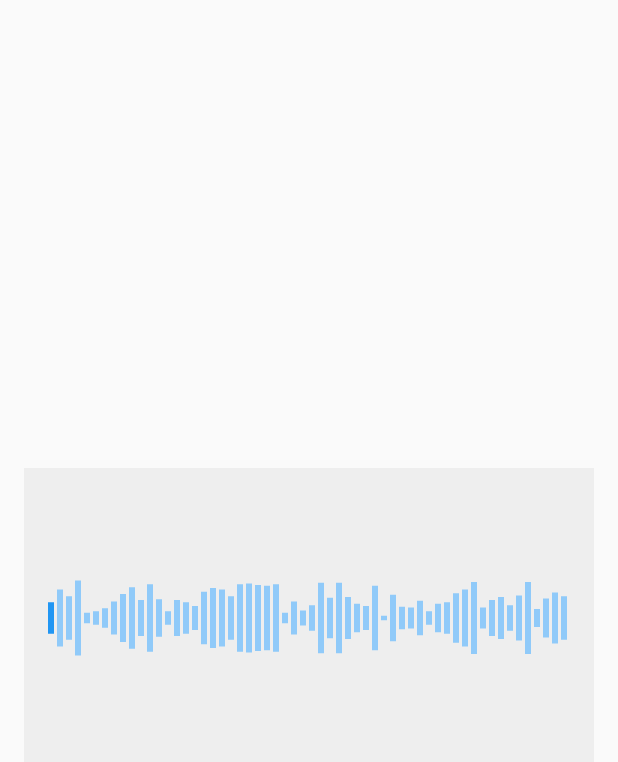
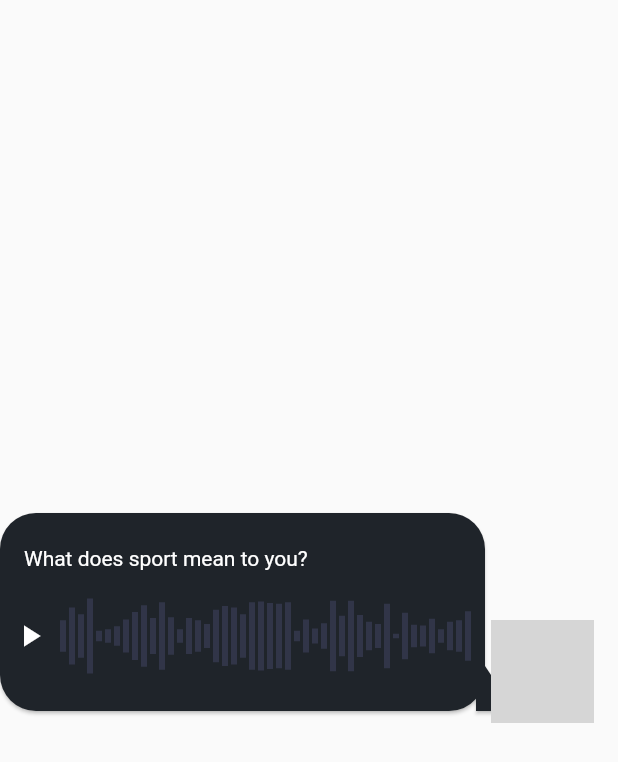
Before and after one commit to vishhmakasana/audio_wave, a Flutter app: the Home screen opened directly, after a tap on "Load Audio Data", on a phone screen of 412 x 824 dp. Shown: the top 762 px of the screen. Run offline on Flutter 3.47's test engine with Material 2 defaults, Android fonts, the light colour scheme and no system bars; drawn by our look-alikes of bubble; our stand-ins replace flutter_riverpod, riverpod; network calls fail; grey boxes are pictures that could not be loaded.

Commit message:
play pause functionality implemented

```diff
--- a/lib/main.dart
+++ b/lib/main.dart
@@ -19,7 +19,7 @@
       theme: ThemeData(
         primarySwatch: Colors.blue,
       ),
-      home: Home(),
+      home: const Home(),
     );
   }
 }
--- a/lib/src/core/constants/constants.dart
+++ b/lib/src/core/constants/constants.dart
@@ -1,7 +1,7 @@
 import 'package:flutter/material.dart';
 
 /// predefined size of total Audio Wave Data
-const kTotalAudioWaveData = 500;
+const kTotalAudioWaveData = 200;
 
 /// max height of the audio wave bar
 /// In real scenario, it represents the max level of audio possible
@@ -15,7 +15,16 @@ const kWaveBarGap = 2.0;
 
 
 /// gap/space between two bars
-const kActiveBarColor = Color(0xFF2196F3);
+const kActiveBarColor = Color(0xFF6667A1);
 
 /// gap/space between two bars
-const kInActiveBarColor = Color(0xFF90CAF9);
+const kInActiveBarColor = Color(0x406667A1);
+
+/// bubble height
+const kMinBubbleHeight = 120.0;
+
+/// bubble height
+const kMinAvatarHeight = 60.0;
+
+
+const kBackgroundColor = Color(0xFF1F242A);
--- /dev/null
+++ b/lib/src/core/extension/mediaquery_context.dart
@@ -0,0 +1,8 @@
+import 'package:flutter/widgets.dart';
+
+extension MediaQueryContext on BuildContext {
+  MediaQueryData get mediaQuery => MediaQuery.of(this);
+  Size get size => MediaQuery.of(this).size;
+  double get width => MediaQuery.of(this).size.width;
+  double get height => MediaQuery.of(this).size.height;
+}
--- a/lib/src/provider/audio_data_provider.dart
+++ b/lib/src/provider/audio_data_provider.dart
@@ -3,10 +3,11 @@ import 'dart:math';
 import 'package:audio_wave_task/src/core/constants/constants.dart';
 import 'package:riverpod/riverpod.dart';
 
+/// this provides the Audio wave data
 class AudioDataNotifier extends StateNotifier<List<double>> {
   AudioDataNotifier() : super([]);
 
-  ///
+  ///  We will use random audio wave data to generate playing wave animation
   void initialize() {
     var rng = Random();
     List<double> mTempList = [];
--- /dev/null
+++ b/lib/src/provider/audio_position_provider.dart
@@ -0,0 +1,6 @@
+import 'package:riverpod/riverpod.dart';
+
+/// this represents the current audio position
+final audioPositionProvider = StateProvider<int>((ref) {
+  return 0;
+});
--- a/lib/src/provider/audio_state_provider.dart
+++ b/lib/src/provider/audio_state_provider.dart
@@ -1,3 +1,9 @@
+import 'package:audio_wave_task/src/core/constants/constants.dart';
 import 'package:riverpod/riverpod.dart';
 
-final audioStateProvider = StateProvider<int>((ref) => 0);
+import 'audio_position_provider.dart';
+
+/// this represents the Audio state is playing or not : play (true) / pause (false)
+final audioStateProvider = StateProvider<bool>((ref) {
+  return false;
+});
--- /dev/null
+++ b/lib/src/ui/components/audio_wave_widget.dart
@@ -0,0 +1,84 @@
+import 'package:audio_wave_task/src/core/constants/constants.dart';
+import 'package:audio_wave_task/src/provider/audio_data_provider.dart';
+import 'package:audio_wave_task/src/provider/audio_position_provider.dart';
+import 'package:audio_wave_task/src/provider/audio_state_provider.dart';
+import 'package:flutter/material.dart';
+import 'package:flutter_riverpod/flutter_riverpod.dart';
+
+import 'wave_bar.dart';
+
+class AudioWaveWidget extends ConsumerWidget {
+  AudioWaveWidget({Key? key}) : super(key: key);
+
+  final _scrollController = ScrollController();
+
+  @override
+  Widget build(BuildContext context, WidgetRef ref) {
+    int audioPosition = ref.watch(audioPositionProvider);
+    List<double> audioData = ref.watch(audioDataProvider);
+
+    ref.listen(audioStateProvider, (previous, next) {
+      bool audioState = next as bool;
+      if (audioState) {
+        changeAudioPosition(ref);
+      }
+    });
+
+    ref.listen(audioPositionProvider, (previous, next) {
+      int audioPosition = next as int;
+      _scrollToIndex(audioPosition);
+      changeAudioPosition(ref);
+    });
+
+    return IgnorePointer(
+      child: ListView.separated(
+        controller: _scrollController,
+        itemBuilder: (_, index) {
+          return WaveBar(
+            barHeight: audioData[index],
+            barColor:
+                index < audioPosition ? kActiveBarColor : kInActiveBarColor,
+          );
+        },
+        scrollDirection: Axis.horizontal,
+        itemCount: audioData.length,
+        separatorBuilder: (BuildContext context, int index) {
+          return const SizedBox(
+            width: kWaveBarGap,
+          );
+        },
+      ),
+    );
+  }
+
+  ///  We are mocking the audio state change here,
+  ///  in real scenario this can be done by listening to audio player state change
+  void changeAudioPosition(WidgetRef ref) {
+    bool audioState = ref.watch(audioStateProvider);
+    int audioPosition = ref.watch(audioPositionProvider);
+    if (audioState && audioPosition < kTotalAudioWaveData) {
+      Future.delayed(const Duration(milliseconds: 100), () {
+        ref.read(audioPositionProvider.notifier).update((state) => state + 1);
+      });
+    } else if (audioPosition == kTotalAudioWaveData) {
+      ref.read(audioStateProvider.notifier).update((state) => !state);
+      ref.read(audioPositionProvider.notifier).update((state) => 0);
+      _scrollController.animateTo(0,
+          duration: const Duration(milliseconds: 500), curve: Curves.easeIn);
+    }
+  }
+
+  ///  this function will scroll to the very right/end edge of the list view
+  void _scrollToIndex(index) {
+    if (_scrollController.hasClients) {
+      var jumpValue = (kWaveBarWidth * index) + (kWaveBarGap * (index - 1));
+      if (jumpValue > _scrollController.position.viewportDimension) {
+        // _scrollController.jumpTo(jumpValue + _scrollController.position.viewportDimension);
+        _scrollController.animateTo(
+            jumpValue - _scrollController.position.viewportDimension,
+            duration: const Duration(milliseconds: 100),
+            curve: Curves.easeIn);
+      }
+    }
+  }
+}
--- a/lib/src/ui/home.dart
+++ b/lib/src/ui/home.dart
@@ -1,21 +1,25 @@
 import 'dart:async';
 import 'package:audio_wave_task/src/core/constants/constants.dart';
+import 'package:audio_wave_task/src/core/extension/mediaquery_context.dart';
 import 'package:audio_wave_task/src/provider/audio_data_provider.dart';
 import 'package:audio_wave_task/src/provider/audio_state_provider.dart';
+import 'package:bubble/bubble.dart';
 import 'package:flutter/material.dart';
 import 'package:flutter_riverpod/flutter_riverpod.dart';
 
-import 'components/wave_bar.dart';
+import 'components/audio_wave_widget.dart';
 
 class Home extends ConsumerWidget {
-  Home({Key? key}) : super(key: key);
-
-  final _scrollController = ScrollController();
+  const Home({Key? key}) : super(key: key);
 
   @override
   Widget build(BuildContext context, WidgetRef ref) {
-    int audioState = ref.watch(audioStateProvider);
+    bool audioState = ref.watch(audioStateProvider);
     List<double> audioData = ref.watch(audioDataProvider);
+
+    double avatarSize = context.height / 12 > kMinAvatarHeight
+        ? context.height / 12
+        : kMinAvatarHeight;
 
     return Scaffold(
       body: Column(
@@ -23,82 +27,108 @@ class Home extends ConsumerWidget {
         crossAxisAlignment: CrossAxisAlignment.stretch,
         children: [
           audioData.isNotEmpty
-              ? Container(
-                  height: 200,
-                  margin: const EdgeInsets.all(16),
-                  padding: const EdgeInsets.all(16),
-                  color: Colors.grey[200],
-                  child: IgnorePointer(
-                    child: ListView.separated(
-                      controller: _scrollController,
-                      itemBuilder: (_, index) {
-                        return WaveBar(
-                          barHeight: audioData[index],
-                          barColor: index < audioState
-                              ? kActiveBarColor
-                              : kInActiveBarColor,
-                        );
-                      },
-                      scrollDirection: Axis.horizontal,
-                      itemCount: audioData.length,
-                      separatorBuilder: (BuildContext context, int index) {
-                        return const SizedBox(
-                          width: kWaveBarGap,
-                        );
-                      },
-                    ),
-                  ),
-                )
-              : Column(
+              ? Stack(
                   children: [
-                    MaterialButton(
-                      color: Colors.blue,
-                      onPressed: () {
-                        loadAudioData(ref);
-                      },
-                      child: const Text("Load Audio Data"),
-                    ),
+                    buildBubble(context, audioState, ref, avatarSize),
+                    buildAvatar(avatarSize),
                   ],
                 )
+              : buildLoadAudioDataButton(ref)
         ],
       ),
     );
   }
 
-  ///  We will use random audio wave data to generate playing wave animation
-  void loadAudioData(WidgetRef ref) {
-    ref.read(audioDataProvider.notifier).initialize();
-    changeAudioState(ref);
+  Positioned buildAvatar(double avatarSize) {
+    return Positioned(
+        bottom: 0,
+        right: 16,
+        child: Container(
+          height: avatarSize,
+          width: avatarSize,
+          decoration: BoxDecoration(
+            shape: BoxShape.circle,
+            border: Border.all(color: kBackgroundColor, width: 5),
+            image: const DecorationImage(
+                fit: BoxFit.cover,
+                image: NetworkImage("https://i.imgur.com/hVuFcaF.jpeg")),
+          ),
+        ));
   }
 
-  ///  We are mocking the audio state change here,
-  ///  in real scenario this can be done by listening to audio player state change
-  void changeAudioState(WidgetRef ref) {
-    int audioState = ref.watch(audioStateProvider);
-    if (audioState < kTotalAudioWaveData) {
-      Future.delayed(const Duration(milliseconds: 100), () {
-        ref.read(audioStateProvider.notifier).update((state) => state + 1);
-        _scrollToIndex(audioState);
-        changeAudioState(ref);
-      });
-    }
+  Widget buildLoadAudioDataButton(WidgetRef ref) {
+    return Padding(
+      padding: const EdgeInsets.all(16.0),
+      child: MaterialButton(
+        color: Colors.blue,
+        onPressed: () {
+          ref.read(audioDataProvider.notifier).initialize();
+        },
+        child: const Text(
+          "Load Audio Data",
+          style: TextStyle(color: Colors.white),
+        ),
+      ),
+    );
   }
 
-  ///  this function will scroll to the very right edge of the list view
-  void _scrollToIndex(index) {
-    var jumpValue = (kWaveBarWidth * index) + (kWaveBarGap * (index - 1));
-    debugPrint("_scrollToIndex : $index");
-    debugPrint("jumpValue : $jumpValue");
-    debugPrint("offset : ${_scrollController.offset}");
-    debugPrint("position : ${_scrollController.position}");
-    debugPrint(
-        "viewportDimension : ${_scrollController.position.viewportDimension}");
-    if (jumpValue > _scrollController.position.viewportDimension) {
-      // _scrollController.jumpTo(jumpValue + _scrollController.position.viewportDimension);
-      _scrollController.animateTo(
-          jumpValue - _scrollController.position.viewportDimension,
-          duration: const Duration(milliseconds: 100),
-          curve: Curves.easeIn);
-    }
+  Bubble buildBubble(
+      BuildContext context, bool audioState, WidgetRef ref, double avatarSize) {
+    double bubbleHeight = context.height / 8 > kMinBubbleHeight
+        ? context.height / 8
+        : kMinBubbleHeight;
+
+    return Bubble(
+      margin: BubbleEdges.only(right: avatarSize, bottom: 8),
+      nip: BubbleNip.rightBottom,
+      radius: const Radius.circular(24),
+      color: kBackgroundColor,
+      nipHeight: 30,
+      nipWidth: 20,
+      child: SizedBox(
+        height: bubbleHeight,
+        child: Column(
+          crossAxisAlignment: CrossAxisAlignment.start,
+          children: [
+            const Padding(
+              padding: EdgeInsets.only(top: 16.0, left: 8.0),
+              child: Text(
+                "What does sport mean to you?",
+                style: TextStyle(color: Colors.white),
+              ),
+            ),
+            Expanded(
+              child: Row(
+                crossAxisAlignment: CrossAxisAlignment.center,
+                children: [
+                  buildAudioStateButton(audioState, ref),
+                  const SizedBox(width: 8),
+                  Expanded(
+                    child: AudioWaveWidget(),
+                  ),
+                ],
+              ),
+            ),
+          ],
+        ),
+      ),
+    );
+  }
+
+  InkWell buildAudioStateButton(bool audioState, WidgetRef ref) {
+    return InkWell(
+      child: !audioState
+          ? const Icon(
+              Icons.play_arrow,
+              color: Colors.white,
+            )
+          : const Icon(
+              Icons.pause,
+              color: Colors.white,
+            ),
+      onTap: () {
+        ref.read(audioStateProvider.notifier).update((state) => !state);
+      },
+    );
   }
 }
--- a/pubspec.yaml
+++ b/pubspec.yaml
@@ -13,6 +13,7 @@ dependencies:
     sdk: flutter
   cupertino_icons: ^1.0.2
   flutter_riverpod: ^1.0.3
+  bubble: ^1.2.1
 
 dev_dependencies:
   flutter_test:
```
Also changed, not shown: pubspec.lock.
